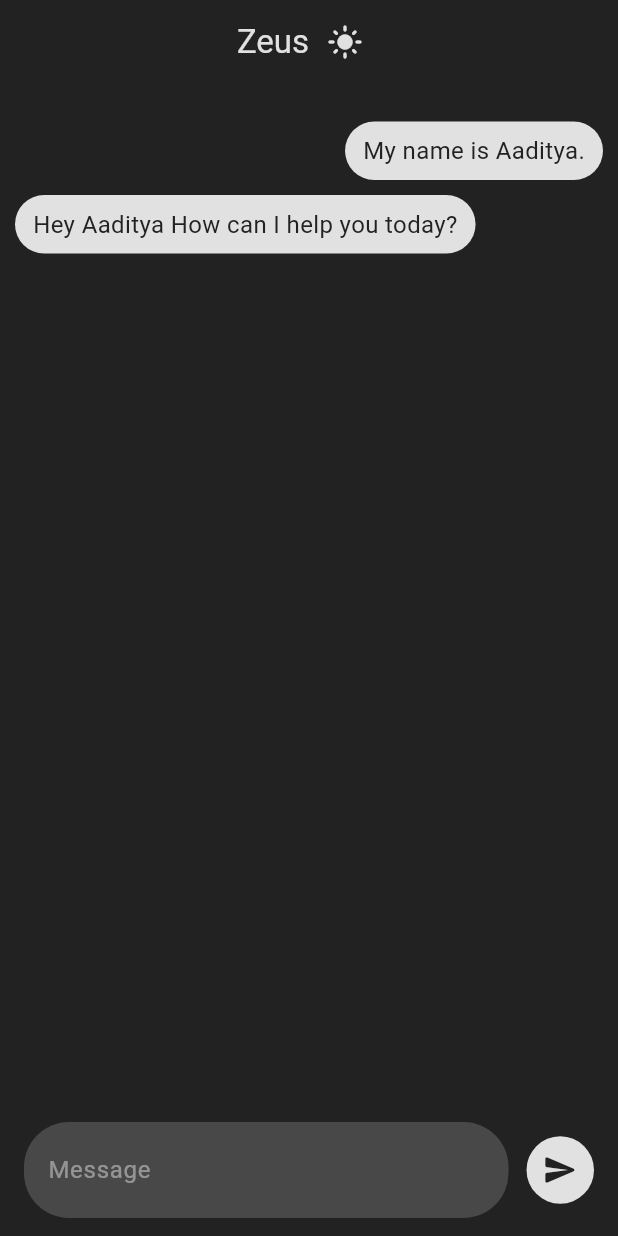
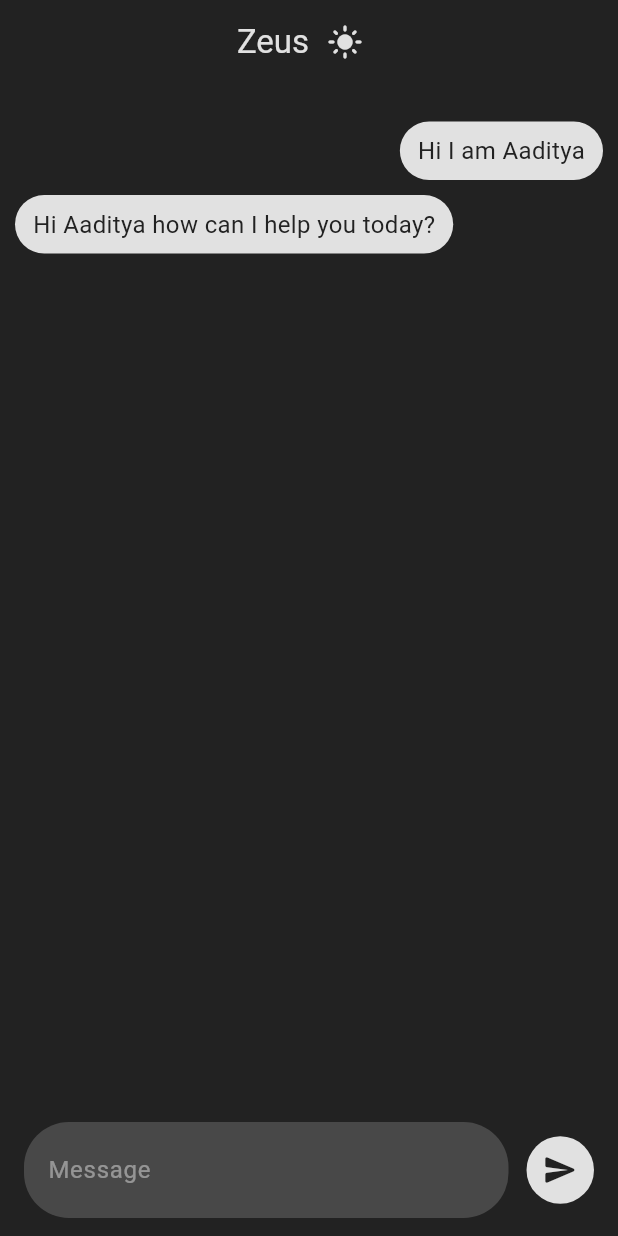
Before and after one commit to Contro1-cs/hushh_proto, a Flutter app: the screen it shows after launch, on a phone screen of 412 x 824 dp. Run offline on Flutter 3.47's test engine with Material 3 defaults, Android fonts, the light colour scheme and no system bars.

Commit message:
message model

```diff
--- /dev/null
+++ b/lib/models/message_model.dart
@@ -0,0 +1,14 @@
+class Message {
+  final String sender;
+  final String content;
+
+  Message({required this.sender, required this.content});
+}
+
+class Chat {
+  List<Message> messages = [];
+
+  void addMessage(Message message) {
+    messages.add(message);
+  }
+}
--- a/lib/screens/home.dart
+++ b/lib/screens/home.dart
@@ -1,4 +1,5 @@
 import 'package:flutter/material.dart';
+import 'package:hushh_proto/models/message_model.dart';
 import 'package:hushh_proto/widgets/colors.dart';
 
 class HomePage extends StatefulWidget {
@@ -9,11 +10,12 @@ class HomePage extends StatefulWidget {
 }
 
 class _HomePageState extends State<HomePage> {
+  Chat chat = Chat();
   bool lightMode = false;
   TextEditingController chatController = TextEditingController();
   List chatList = [
-    {'role': 'user', 'message': 'My name is Aaditya.'},
-    {'role': 'model', 'message': 'Hey Aaditya How can I help you today?'}
+    Message(sender: 'user', content: 'Hi I am Aaditya'),
+    Message(sender: 'model', content: 'Hi Aaditya how can I help you today?'),
   ];
 
   @override
@@ -60,8 +62,9 @@ class _HomePageState extends State<HomePage> {
             child: ListView.builder(
               itemCount: chatList.length,
               itemBuilder: (context, index) {
-                bool owner = chatList[index]['role'] == 'user' ? true : false;
-                String message = chatList[index]['message'];
+                Message msg = chatList[index];
+                bool owner = msg.sender == 'user' ? true : false;
+                String message = msg.content;
 
                 return Wrap(
                   alignment: owner ? WrapAlignment.end : WrapAlignment.start,
```
